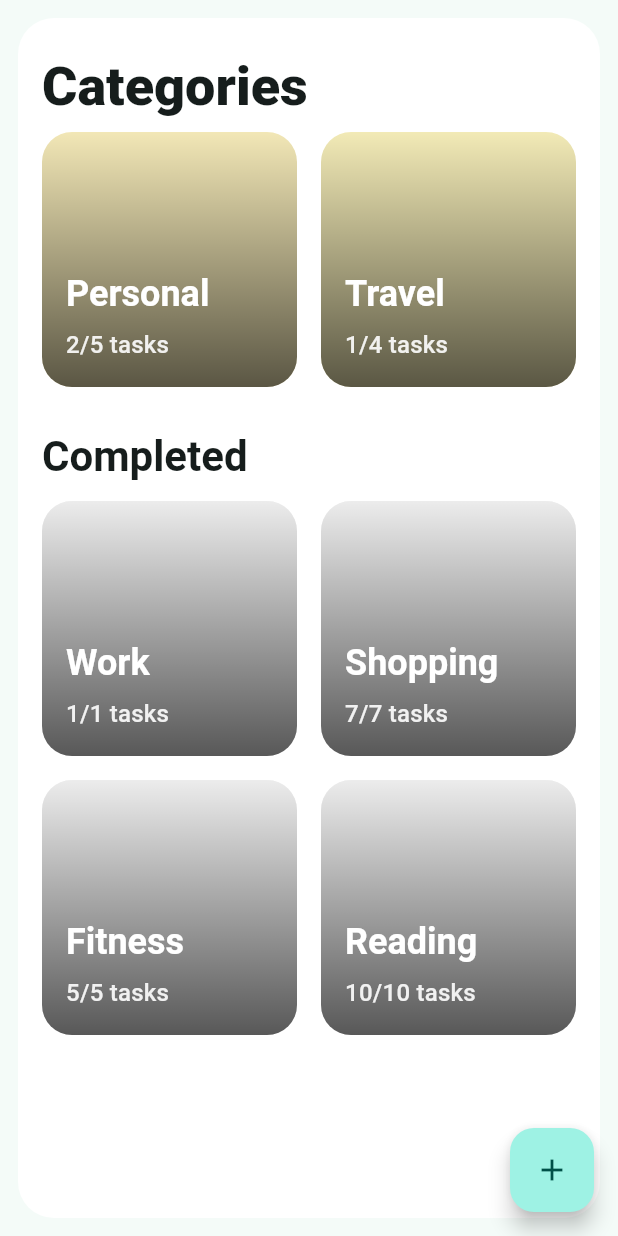
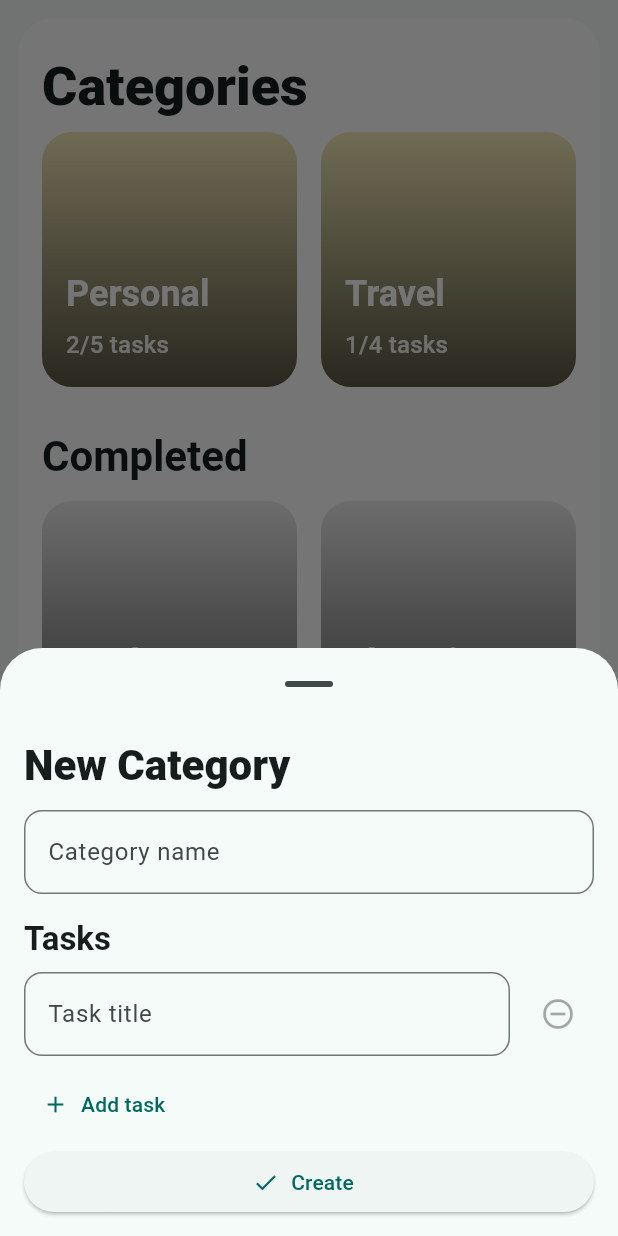
Before and after one commit to oleg9952/flutter-study, a Flutter app: the screen it shows after launch, after a tap on the "add" icon, on a phone screen of 412 x 824 dp. Run offline on Flutter 3.47's test engine with Material 3 defaults, Android fonts, the phone set to English and light mode, and no system bars.

Commit message:
add category sheet for adding categories

```diff
--- /dev/null
+++ b/lib/components/home/add_category_sheet.dart
@@ -0,0 +1,166 @@
+import 'package:flutter/material.dart';
+import 'package:project_6/models/category.dart';
+import 'package:project_6/models/task.dart';
+
+Future<Category?> showAddCategorySheet(BuildContext context) {
+  return showModalBottomSheet<Category>(
+    context: context,
+    useSafeArea: true,
+    isScrollControlled: true,
+    showDragHandle: true,
+    backgroundColor: Theme.of(context).colorScheme.surface,
+    builder: (ctx) => const _AddCategorySheet(),
+  );
+}
+
+class _AddCategorySheet extends StatefulWidget {
+  const _AddCategorySheet();
+
+  @override
+  State<_AddCategorySheet> createState() => _AddCategorySheetState();
+}
+
+class _AddCategorySheetState extends State<_AddCategorySheet> {
+  final TextEditingController _nameController = TextEditingController();
+  final List<TextEditingController> _taskControllers = [
+    TextEditingController()
+  ];
+  final GlobalKey<FormState> _formKey = GlobalKey<FormState>();
+
+  @override
+  void dispose() {
+    _nameController.dispose();
+    for (final c in _taskControllers) {
+      c.dispose();
+    }
+    super.dispose();
+  }
+
+  void _addTaskField() {
+    setState(() => _taskControllers.add(TextEditingController()));
+  }
+
+  void _removeTaskField(int index) {
+    setState(() {
+      final controller = _taskControllers.removeAt(index);
+      controller.dispose();
+    });
+  }
+
+  void _submit() {
+    if (!_formKey.currentState!.validate()) return;
+
+    final String name = _nameController.text.trim();
+    final List<String> titles = _taskControllers
+        .map((c) => c.text.trim())
+        .where((t) => t.isNotEmpty)
+        .toList();
+
+    final String categoryId = DateTime.now().microsecondsSinceEpoch.toString();
+    final List<Task> tasks = [
+      for (int i = 0; i < titles.length; i++)
+        Task(
+          id: '${categoryId}_$i',
+          title: titles[i],
+          isCompleted: false,
+        )
+    ];
+
+    final category = Category(id: categoryId, name: name, tasks: tasks);
+    Navigator.of(context).pop(category);
+  }
+
+  @override
+  Widget build(BuildContext context) {
+    final padding = MediaQuery.of(context).viewInsets;
+    return Padding(
+      padding: EdgeInsets.only(bottom: padding.bottom),
+      child: SingleChildScrollView(
+        child: Padding(
+          padding: const EdgeInsets.symmetric(horizontal: 16, vertical: 12),
+          child: Form(
+            key: _formKey,
+            child: Column(
+              crossAxisAlignment: CrossAxisAlignment.start,
+              children: [
+                Text(
+                  'New Category',
+                  style: Theme.of(context)
+                      .textTheme
+                      .headlineMedium
+                      ?.copyWith(fontWeight: FontWeight.w800),
+                ),
+                const SizedBox(height: 12),
+                TextFormField(
+                  controller: _nameController,
+                  decoration: const InputDecoration(
+                    labelText: 'Category name',
+                    border: OutlineInputBorder(
+                        borderRadius: BorderRadius.all(Radius.circular(12))),
+                  ),
+                  validator: (value) => (value == null || value.trim().isEmpty)
+                      ? 'Please enter a name'
+                      : null,
+                ),
+                const SizedBox(height: 16),
+                Text(
+                  'Tasks',
+                  style: Theme.of(context)
+                      .textTheme
+                      .titleLarge
+                      ?.copyWith(fontWeight: FontWeight.w700),
+                ),
+                const SizedBox(height: 8),
+                for (int i = 0; i < _taskControllers.length; i++)
+                  Padding(
+                    padding: const EdgeInsets.only(bottom: 8),
+                    child: Row(
+                      children: [
+                        Expanded(
+                          child: TextField(
+                            controller: _taskControllers[i],
+                            decoration: const InputDecoration(
+                              hintText: 'Task title',
+                              border: OutlineInputBorder(
+                                borderRadius:
+                                    BorderRadius.all(Radius.circular(12)),
+                              ),
+                            ),
+                          ),
+                        ),
+                        const SizedBox(width: 8),
+                        IconButton(
+                          tooltip: 'Remove',
+                          onPressed: _taskControllers.length > 1
+                              ? () => _removeTaskField(i)
+                              : null,
+                          icon: const Icon(Icons.remove_circle_outline),
+                        ),
+                      ],
+                    ),
+                  ),
+                Align(
+                  alignment: Alignment.centerLeft,
+                  child: TextButton.icon(
+                    onPressed: _addTaskField,
+                    icon: const Icon(Icons.add),
+                    label: const Text('Add task'),
+                  ),
+                ),
+                const SizedBox(height: 4),
+                SizedBox(
+                  width: double.infinity,
+                  child: ElevatedButton.icon(
+                    onPressed: _submit,
+                    icon: const Icon(Icons.check),
+                    label: const Text('Create'),
+                  ),
+                ),
+              ],
+            ),
+          ),
+        ),
+      ),
+    );
+  }
+}
--- a/lib/screens/home/home_screen.dart
+++ b/lib/screens/home/home_screen.dart
@@ -4,9 +4,17 @@ import 'package:project_6/components/home/section_header.dart';
 import 'package:project_6/models/category.dart';
 import 'package:project_6/models/task.dart';
 import 'package:project_6/app/router.dart';
+import 'package:project_6/components/home/add_category_sheet.dart';
 
-class HomeScreen extends StatelessWidget {
+class HomeScreen extends StatefulWidget {
   const HomeScreen({super.key});
+
+  @override
+  State<HomeScreen> createState() => _HomeScreenState();
+}
+
+class _HomeScreenState extends State<HomeScreen> {
+  late List<Category> _categories;
 
   List<Category> _mockCategories() {
     // temporary static data for UI preview
@@ -83,10 +91,24 @@ class HomeScreen extends StatelessWidget {
   }
 
   @override
+  void initState() {
+    super.initState();
+    _categories = _mockCategories();
+  }
+
+  Future<void> _onAddCategory() async {
+    final created = await showAddCategorySheet(context);
+    if (created != null) {
+      setState(() {
+        _categories = List<Category>.from(_categories)..insert(0, created);
+      });
+    }
+  }
+
+  @override
   Widget build(BuildContext context) {
-    final categories = _mockCategories();
-    final inProgress = categories.where((c) => !c.isCompleted).toList();
-    final completed = categories.where((c) => c.isCompleted).toList();
+    final inProgress = _categories.where((c) => !c.isCompleted).toList();
+    final completed = _categories.where((c) => c.isCompleted).toList();
 
     return Scaffold(
       body: SafeArea(
@@ -141,7 +163,7 @@ class HomeScreen extends StatelessWidget {
         ),
       ),
       floatingActionButton: FloatingActionButton(
-        onPressed: () {},
+        onPressed: _onAddCategory,
         child: const Icon(Icons.add),
       ),
     );
```
